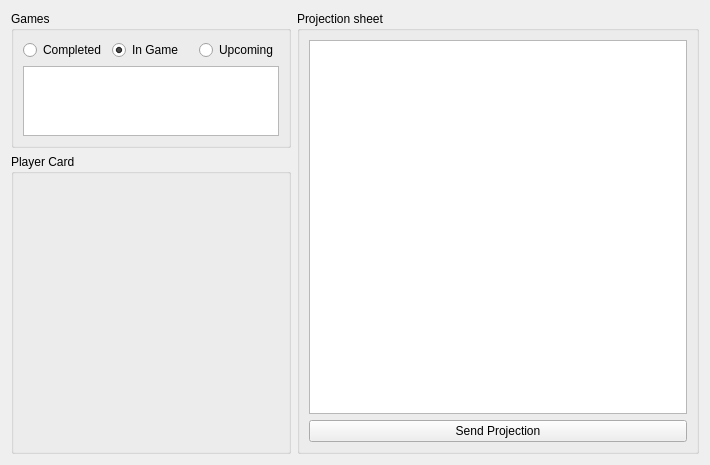
Before: the Qt Designer form cute-fantasy/currentweekwidget.ui in protoblock/protoblock, drawn with Qt 5.
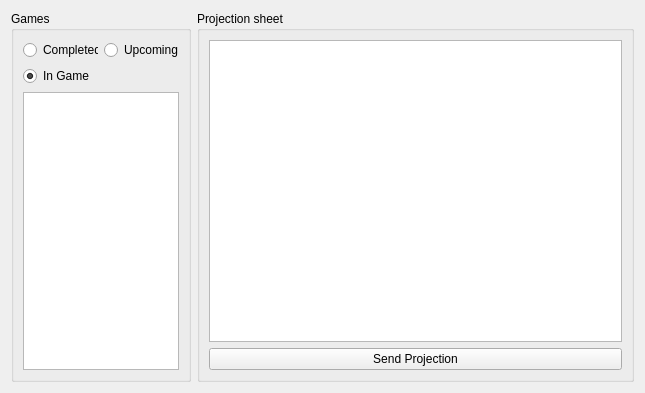
After: the same form once the commit is applied. Custom widgets are drawn as their Qt base class.

```diff
--- a/cute-fantasy/currentweekwidget.ui
+++ b/cute-fantasy/currentweekwidget.ui
@@ -6,21 +6,25 @@
    <rect>
     <x>0</x>
     <y>0</y>
-    <width>710</width>
-    <height>455</height>
+    <width>645</width>
+    <height>393</height>
    </rect>
   </property>
   <property name="windowTitle">
    <string>Form</string>
   </property>
-  <layout class="QGridLayout" name="gridLayout_5">
+  <layout class="QGridLayout" name="gridLayout_2">
    <item row="0" column="0">
     <widget class="QGroupBox" name="groupBox">
+     <property name="maximumSize">
+      <size>
+       <width>180</width>
+       <height>16777215</height>
+      </size>
+     </property>
      <property name="title">
       <string>Games</string>
      </property>
-     <layout class="QGridLayout" name="gridLayout_2">
-      <item row="0" column="0">
        <layout class="QGridLayout" name="gridLayout">
         <item row="0" column="0">
          <widget class="QRadioButton" name="myCompletedGamesRb">
@@ -36,6 +40,19 @@
          </widget>
         </item>
         <item row="0" column="1">
+       <widget class="QRadioButton" name="myUpcomingGamesRb">
+        <property name="autoFillBackground">
+         <bool>false</bool>
+        </property>
+        <property name="text">
+         <string>Upcoming</string>
+        </property>
+        <attribute name="buttonGroup">
+         <string notr="true">buttonGroup</string>
+        </attribute>
+       </widget>
+      </item>
+      <item row="1" column="0">
          <widget class="QRadioButton" name="myInGamesRb">
           <property name="autoFillBackground">
            <bool>false</bool>
@@ -51,20 +68,7 @@
           </attribute>
          </widget>
         </item>
-        <item row="0" column="2">
-         <widget class="QRadioButton" name="myUpcomingGamesRb">
-          <property name="autoFillBackground">
-           <bool>false</bool>
-          </property>
-          <property name="text">
-           <string>Upcoming</string>
-          </property>
-          <attribute name="buttonGroup">
-           <string notr="true">buttonGroup</string>
-          </attribute>
-         </widget>
-        </item>
-        <item row="1" column="0" colspan="3">
+      <item row="2" column="0" colspan="2">
          <widget class="QListView" name="myGamesListView">
           <property name="selectionMode">
            <enum>QAbstractItemView::SingleSelection</enum>
@@ -75,11 +79,9 @@
          </widget>
         </item>
        </layout>
-      </item>
-     </layout>
     </widget>
    </item>
-   <item row="0" column="1" rowspan="2">
+   <item row="0" column="1">
     <widget class="QGroupBox" name="groupBox_2">
      <property name="title">
       <string>Projection sheet</string>
@@ -111,34 +113,8 @@
      </layout>
     </widget>
    </item>
-   <item row="1" column="0">
-    <widget class="QGroupBox" name="groupBox_3">
-     <property name="minimumSize">
-      <size>
-       <width>0</width>
-       <height>300</height>
-      </size>
-     </property>
-     <property name="title">
-      <string>Player Card</string>
-     </property>
-     <layout class="QGridLayout" name="gridLayout_4">
-      <item row="0" column="0">
-       <widget class="PlayerProjectionWidget" name="myPlayerWidget" native="true"/>
-      </item>
-     </layout>
-    </widget>
-   </item>
-  </layout>
- </widget>
- <customwidgets>
-  <customwidget>
-   <class>PlayerProjectionWidget</class>
-   <extends>QWidget</extends>
-   <header location="global">playerprojectionwidget.h</header>
-   <container>1</container>
-  </customwidget>
- </customwidgets>
+  </layout>
+ </widget>
  <resources/>
  <connections/>
  <buttongroups>
```
Lines whose indentation alone changed are shown as unchanged.
